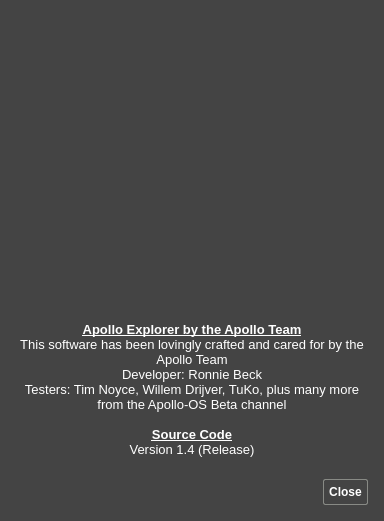
The window that ApolloExplorerPC/aboutdialog.ui (ronybeck/ApolloExplorer) describes before a commit, drawn with Qt 5.
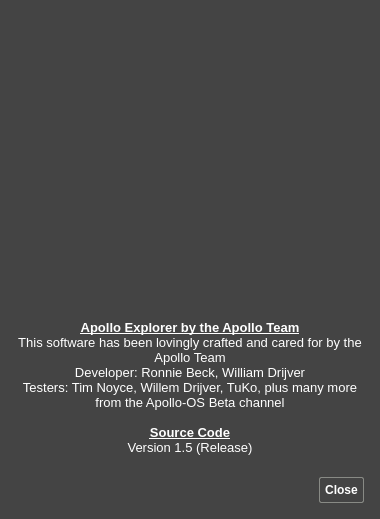
The same window after the commit. Icons and pictures are not drawn.

Patch:
```diff
--- a/ApolloExplorerPC/aboutdialog.ui
+++ b/ApolloExplorerPC/aboutdialog.ui
@@ -6,8 +6,8 @@
    <rect>
     <x>0</x>
     <y>0</y>
-    <width>384</width>
-    <height>521</height>
+    <width>380</width>
+    <height>519</height>
    </rect>
   </property>
   <property name="sizePolicy">
@@ -162,11 +162,11 @@
 &lt;/style&gt;&lt;/head&gt;&lt;body style=&quot; font-family:'Comfortaa'; font-size:10pt; font-weight:700; font-style:normal;&quot;&gt;
 &lt;p align=&quot;center&quot; style=&quot; margin-top:0px; margin-bottom:0px; margin-left:0px; margin-right:0px; -qt-block-indent:0; text-indent:0px;&quot;&gt;&lt;span style=&quot; font-family:'Ubuntu'; text-decoration: underline;&quot;&gt;Apollo Explorer by the Apollo Team&lt;/span&gt;&lt;/p&gt;
 &lt;p align=&quot;center&quot; style=&quot; margin-top:0px; margin-bottom:0px; margin-left:0px; margin-right:0px; -qt-block-indent:0; text-indent:0px;&quot;&gt;&lt;span style=&quot; font-family:'Ubuntu'; font-weight:400;&quot;&gt;This software has been lovingly crafted and cared for by the Apollo Team&lt;/span&gt;&lt;/p&gt;
-&lt;p align=&quot;center&quot; style=&quot; margin-top:0px; margin-bottom:0px; margin-left:0px; margin-right:0px; -qt-block-indent:0; text-indent:0px;&quot;&gt;&lt;span style=&quot; font-family:'Ubuntu'; font-weight:400;&quot;&gt;Developer: Ronnie Beck&lt;/span&gt;&lt;/p&gt;
+&lt;p align=&quot;center&quot; style=&quot; margin-top:0px; margin-bottom:0px; margin-left:0px; margin-right:0px; -qt-block-indent:0; text-indent:0px;&quot;&gt;&lt;span style=&quot; font-family:'Ubuntu'; font-weight:400;&quot;&gt;Developer: Ronnie Beck, William Drijver&lt;/span&gt;&lt;/p&gt;
 &lt;p align=&quot;center&quot; style=&quot; margin-top:0px; margin-bottom:0px; margin-left:0px; margin-right:0px; -qt-block-indent:0; text-indent:0px;&quot;&gt;&lt;span style=&quot; font-family:'Ubuntu'; font-weight:400;&quot;&gt;Testers: Tim Noyce, Willem Drijver, TuKo, plus many more from the Apollo-OS Beta channel&lt;/span&gt;&lt;/p&gt;
 &lt;p align=&quot;center&quot; style=&quot;-qt-paragraph-type:empty; margin-top:0px; margin-bottom:0px; margin-left:0px; margin-right:0px; -qt-block-indent:0; text-indent:0px; font-family:'Ubuntu'; font-weight:400;&quot;&gt;&lt;br /&gt;&lt;/p&gt;
 &lt;p align=&quot;center&quot; style=&quot; margin-top:0px; margin-bottom:0px; margin-left:0px; margin-right:0px; -qt-block-indent:0; text-indent:0px;&quot;&gt;&lt;a href=&quot;https://github.com/ronybeck/ApolloExplorer&quot;&gt;&lt;span style=&quot; text-decoration: underline; color:#ffffff;&quot;&gt;Source Code&lt;/span&gt;&lt;/a&gt;&lt;/p&gt;
-&lt;p align=&quot;center&quot; style=&quot; margin-top:0px; margin-bottom:0px; margin-left:0px; margin-right:0px; -qt-block-indent:0; text-indent:0px;&quot;&gt;&lt;span style=&quot; font-family:'Ubuntu'; font-weight:400;&quot;&gt;Version 1.4 (Release)&lt;/span&gt;&lt;/p&gt;&lt;/body&gt;&lt;/html&gt;</string>
+&lt;p align=&quot;center&quot; style=&quot; margin-top:0px; margin-bottom:0px; margin-left:0px; margin-right:0px; -qt-block-indent:0; text-indent:0px;&quot;&gt;&lt;span style=&quot; font-family:'Ubuntu'; font-weight:400;&quot;&gt;Version 1.5 (Release)&lt;/span&gt;&lt;/p&gt;&lt;/body&gt;&lt;/html&gt;</string>
      </property>
      <property name="openExternalLinks">
       <bool>true</bool>
```
Left out of the diff: 12 changed lines with no effect on the pictures.
